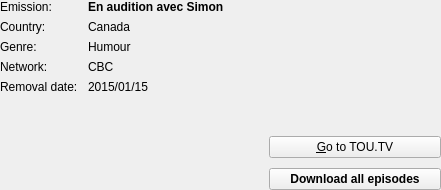
Old version of the form toutvqt/dat/ui/emission_infos_widget.ui in the repository bvanheu/pytoutv.
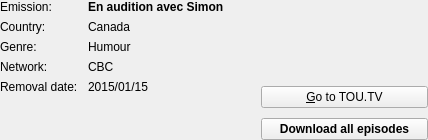
New version of the form.

```diff
--- a/toutvqt/dat/ui/emission_infos_widget.ui
+++ b/toutvqt/dat/ui/emission_infos_widget.ui
@@ -6,8 +6,8 @@
    <rect>
     <x>0</x>
     <y>0</y>
-    <width>441</width>
-    <height>190</height>
+    <width>428</width>
+    <height>140</height>
    </rect>
   </property>
   <layout class="QHBoxLayout" name="horizontalLayout" stretch="3,2">
```
